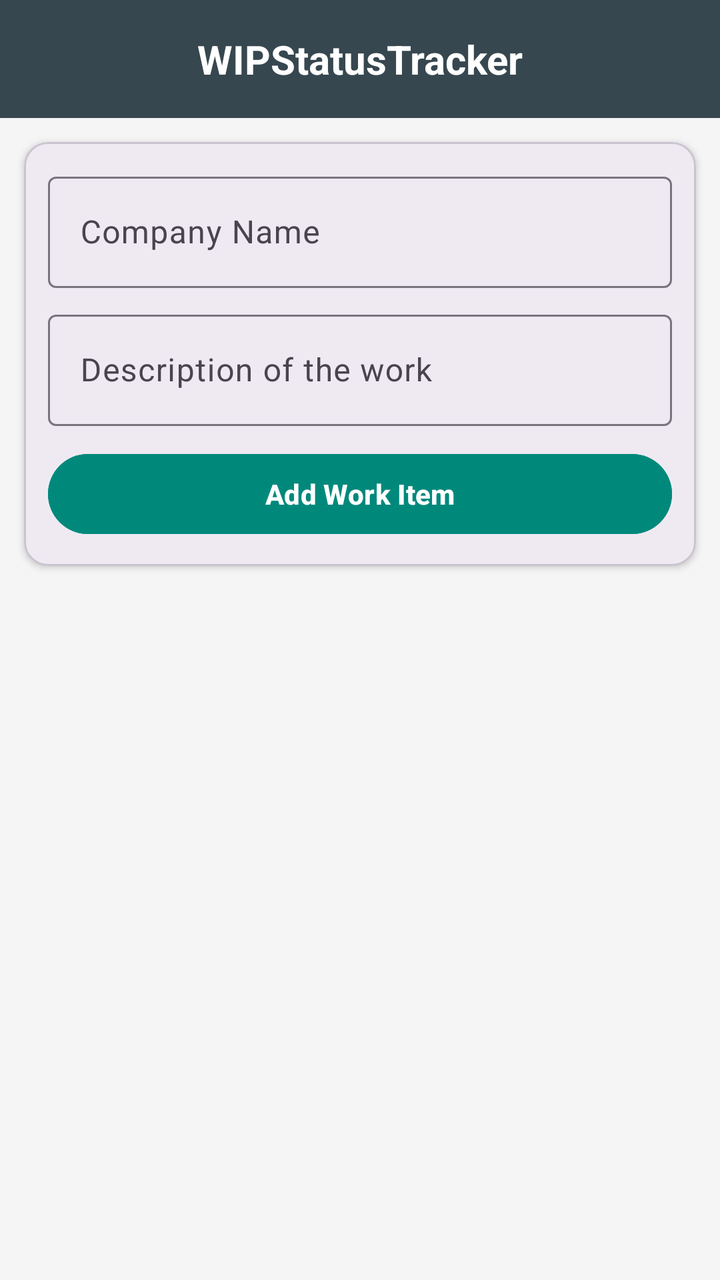
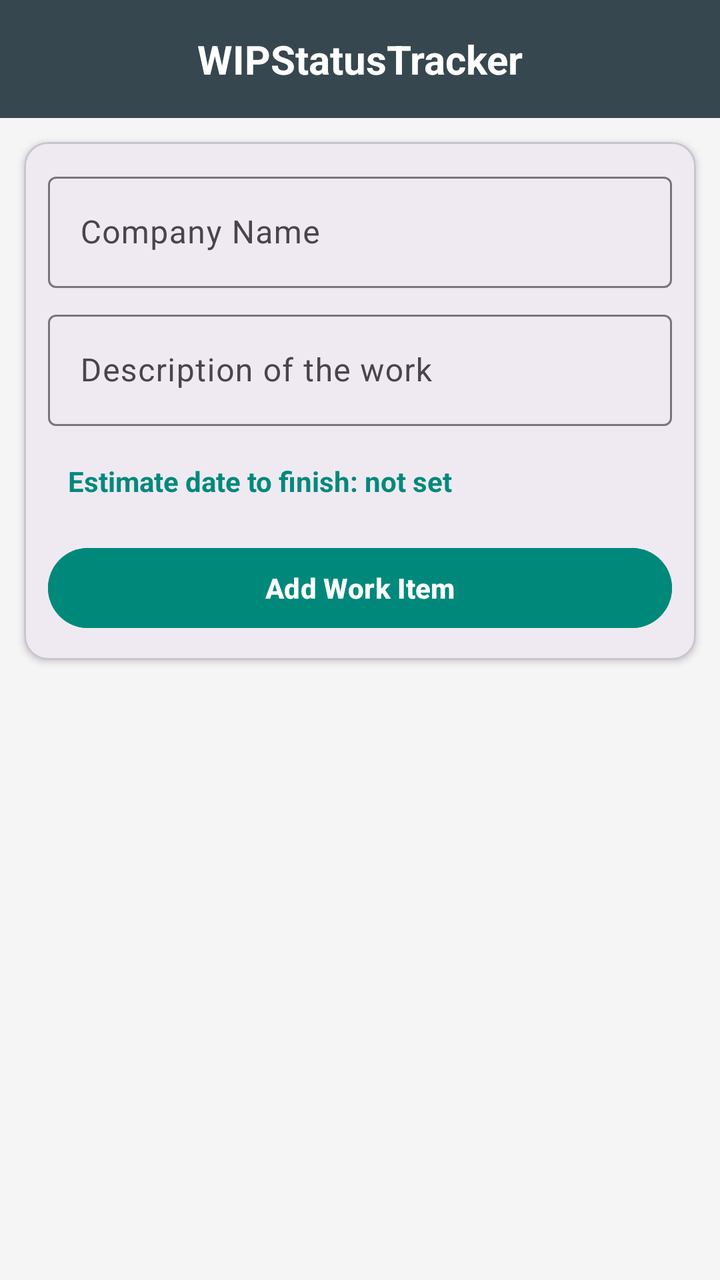

The first picture is an Android layout as it rendered before a commit; the second is the same layout after the commit. The layout source and the unified diff follow.
<!-- AndroidManifest.xml: application theme Theme.WIPStatusTracker -->
<!-- res/layout/activity_main.xml -->
<?xml version="1.0" encoding="utf-8"?>
<LinearLayout xmlns:android="http://schemas.android.com/apk/res/android"
    xmlns:app="http://schemas.android.com/apk/res-auto"
    android:layout_width="match_parent"
    android:layout_height="match_parent"
    android:orientation="vertical"
    android:background="@color/screen_background">

    <TextView
        android:layout_width="match_parent"
        android:layout_height="wrap_content"
        android:background="@color/primary"
        android:gravity="center"
        android:padding="16dp"
        android:text="@string/app_name"
        android:textColor="@color/white"
        android:textSize="20sp"
        android:textStyle="bold" />

    <com.google.android.material.card.MaterialCardView
        android:layout_width="match_parent"
        android:layout_height="wrap_content"
        android:layout_margin="12dp"
        app:cardCornerRadius="12dp"
        app:cardElevation="2dp">

        <LinearLayout
            android:layout_width="match_parent"
            android:layout_height="wrap_content"
            android:orientation="vertical"
            android:padding="12dp">

            <com.google.android.material.textfield.TextInputLayout
                android:layout_width="match_parent"
                android:layout_height="wrap_content"
                android:hint="@string/company_hint">

                <com.google.android.material.textfield.TextInputEditText
                    android:id="@+id/editCompany"
                    android:layout_width="match_parent"
                    android:layout_height="wrap_content"
                    android:inputType="textCapWords"
                    android:maxLines="1" />
            </com.google.android.material.textfield.TextInputLayout>

            <com.google.android.material.textfield.TextInputLayout
                android:layout_width="match_parent"
                android:layout_height="wrap_content"
                android:layout_marginTop="8dp"
                android:hint="@string/description_hint">

                <com.google.android.material.textfield.TextInputEditText
                    android:id="@+id/editDescription"
                    android:layout_width="match_parent"
                    android:layout_height="wrap_content"
                    android:inputType="textCapSentences|textMultiLine"
                    android:maxLines="4" />
            </com.google.android.material.textfield.TextInputLayout>

            <Button
                android:id="@+id/buttonAdd"
                android:layout_width="match_parent"
                android:layout_height="wrap_content"
                android:layout_marginTop="10dp"
                android:backgroundTint="@color/accent"
                android:text="@string/add_item"
                android:textColor="@color/white"
                android:textStyle="bold" />
        </LinearLayout>
    </com.google.android.material.card.MaterialCardView>

    <TextView
        android:id="@+id/textEmpty"
        android:layout_width="match_parent"
        android:layout_height="wrap_content"
        android:layout_marginTop="32dp"
        android:gravity="center"
        android:text="@string/empty_list"
        android:textColor="@color/text_secondary"
        android:textSize="16sp"
        android:visibility="gone" />

    <androidx.recyclerview.widget.RecyclerView
        android:id="@+id/recyclerItems"
        android:layout_width="match_parent"
        android:layout_height="0dp"
        android:layout_weight="1"
        android:clipToPadding="false"
        android:paddingBottom="16dp" />
</LinearLayout>
<!-- resources referenced by this layout -->
<resources>
  <color name="accent">#00897B</color>
  <color name="primary">#37474F</color>
  <color name="screen_background">#F5F5F5</color>
  <color name="text_secondary">#616161</color>
  <color name="white">#FFFFFF</color>
  <string name="add_item">Add Work Item</string>
  <string name="app_name">WIPStatusTracker</string>
  <string name="company_hint">Company Name</string>
  <string name="description_hint">Description of the work</string>
  <string name="empty_list">No pending work.\nAdd a work item above to start tracking.</string>
  <style name="Theme.WIPStatusTracker" parent="Theme.Material3.Light.NoActionBar">
          <item name="colorPrimary">@color/primary</item>
          <item name="colorPrimaryVariant">@color/primary_dark</item>
          <item name="colorOnPrimary">@color/white</item>
          <item name="colorSecondary">@color/accent</item>
          <item name="android:statusBarColor">@color/primary_dark</item>
          <item name="android:windowBackground">@color/screen_background</item>
      </style>
  <color name="primary_dark">#263238</color>
</resources>

<!-- the commit's change to res/layout/activity_main.xml (unified diff, before → after) -->
@@ -57,6 +57,37 @@
                     android:maxLines="4" />
             </com.google.android.material.textfield.TextInputLayout>
 
+            <LinearLayout
+                android:layout_width="match_parent"
+                android:layout_height="wrap_content"
+                android:layout_marginTop="8dp"
+                android:orientation="horizontal"
+                android:gravity="center_vertical">
+
+                <TextView
+                    android:id="@+id/textDeadlinePicker"
+                    android:layout_width="0dp"
+                    android:layout_height="wrap_content"
+                    android:layout_weight="1"
+                    android:background="?attr/selectableItemBackground"
+                    android:drawablePadding="8dp"
+                    android:padding="10dp"
+                    android:text="@string/deadline_not_set"
+                    android:textColor="@color/accent"
+                    android:textSize="14sp"
+                    android:textStyle="bold" />
+
+                <Button
+                    android:id="@+id/buttonClearDeadline"
+                    style="@style/Widget.Material3.Button.TextButton"
+                    android:layout_width="wrap_content"
+                    android:layout_height="wrap_content"
+                    android:minWidth="40dp"
+                    android:text="@string/clear_deadline"
+                    android:textColor="@color/text_secondary"
+                    android:visibility="gone" />
+            </LinearLayout>
+
             <Button
                 android:id="@+id/buttonAdd"
                 android:layout_width="match_parent"
<!-- resource entries referenced after the edit -->
@@ -7,7 +7,9 @@
   <color name="white">#FFFFFF</color>
   <string name="add_item">Add Work Item</string>
   <string name="app_name">WIPStatusTracker</string>
+  <string name="clear_deadline">✕</string>
   <string name="company_hint">Company Name</string>
+  <string name="deadline_not_set">Estimate date to finish: not set</string>
   <string name="description_hint">Description of the work</string>
   <string name="empty_list">No pending work.\nAdd a work item above to start tracking.</string>
   <style name="Theme.WIPStatusTracker" parent="Theme.Material3.Light.NoActionBar">
